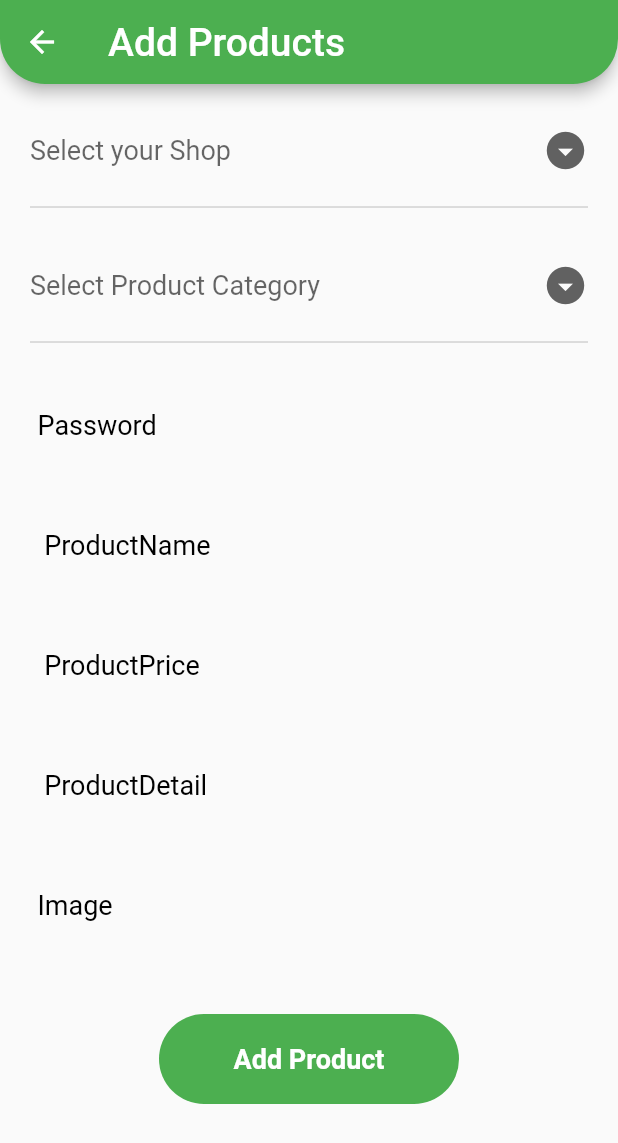
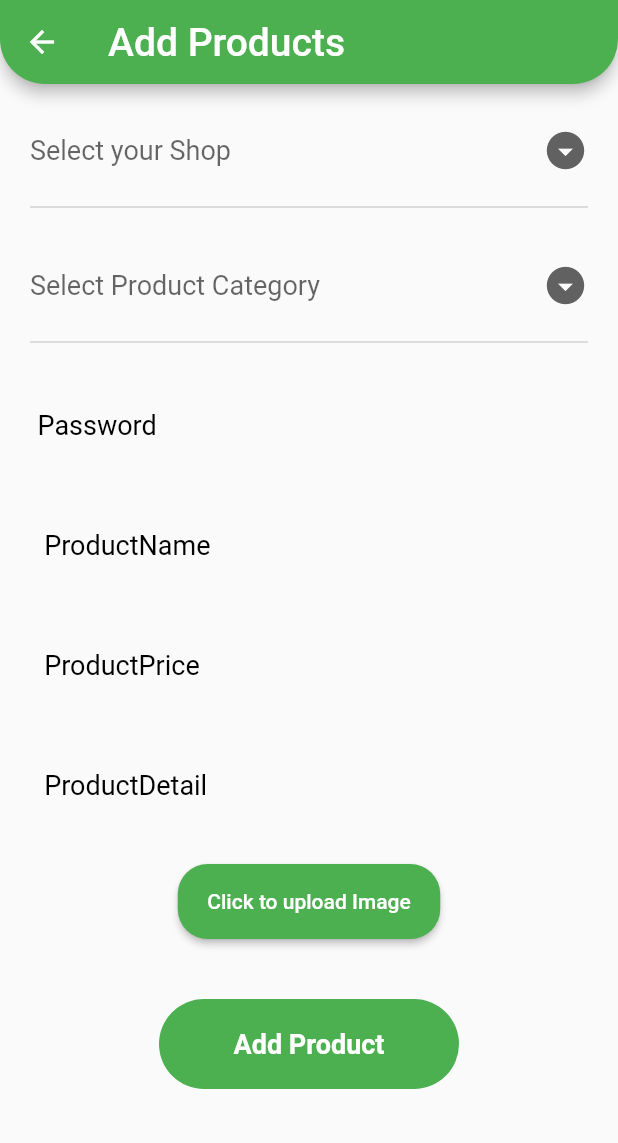
Before and after one commit to soumitrakand7/Tech-Cultivators, a Flutter app: the Add_Product screen opened by its route, after a tap on "Add Product", on a phone screen of 412 x 824 dp. Shown: the top 1143 px of the screen. Run offline on Flutter 3.47's test engine with Material 2 defaults, Android fonts, the light colour scheme and no system bars; our stand-ins replace animate_do, avatar_glow, carousel_slider, cloud_firestore, firebase_auth, firebase_core and 6 more; missing offline and left inert: device_apps, flutter_phone_direct_caller, syncfusion_flutter_pdfviewer; accounts and stored records are empty; network calls fail.

Commit message:
ML integtated

```diff
--- a/tech_cultivators/lib/Sell/Add_Products.dart
+++ b/tech_cultivators/lib/Sell/Add_Products.dart
@@ -1,9 +1,9 @@
 import 'package:cloud_firestore/cloud_firestore.dart';
-// import 'package:dropdownfield/dropdownfield.dart';
+import 'dart:io';
 
-import 'package:flutter/cupertino.dart';
-import 'package:flutter/foundation.dart';
 import 'package:flutter/material.dart';
+import 'package:firebase_storage/firebase_storage.dart';
+import 'package:image_picker/image_picker.dart';
 
 class Add_Product extends StatefulWidget {
   const Add_Product({Key? key}) : super(key: key);
@@ -13,6 +13,9 @@ class Add_Product extends StatefulWidget {
 }
 
 class _Add_ProductState extends State<Add_Product> {
+  String uploadCode = DateTime.now().hashCode.toString();
+  String imageURL =
+      "https://st4.depositphotos.com/14953852/22772/v/600/depositphotos_227725020-stock-illustration-image-available-icon-flat-vector.jpg";
   FirebaseFirestore db = FirebaseFirestore.instance;
   var firestoreDB = FirebaseFirestore.instance.collection("Shpos").snapshots();
   final CollectionReference collectionReference =
@@ -35,6 +38,17 @@ class _Add_ProductState extends State<Add_Product> {
   var SelectedShop;
   bool issale = false;
   String Password = "";
+  XFile? _image;
+  File? imageFile;
+  Future<String> downloadURL(String imageURL) async {
+    String downloadUrl =
+        await FirebaseStorage.instance.ref(imageURL).getDownloadURL();
+    return downloadUrl;
+  }
+
+  String productName = "";
+  int cost = 0;
+  String description = "";
 
   @override
   Widget build(BuildContext context) {
@@ -52,14 +66,14 @@ class _Add_ProductState extends State<Add_Product> {
       appBar: AppBar(
         backgroundColor: Colors.green,
         title: Container(
-          padding: EdgeInsets.only(right: 1, left: 0),
-          child: Text("Add Products",
+          padding: const EdgeInsets.only(right: 1, left: 0),
+          child: const Text("Add Products",
               style: TextStyle(
                 fontSize: 26,
                 fontWeight: FontWeight.w500,
               )),
         ),
-        shape: RoundedRectangleBorder(
+        shape: const RoundedRectangleBorder(
           borderRadius: BorderRadius.only(
             bottomLeft: Radius.circular(30),
             bottomRight: Radius.circular(30),
@@ -71,7 +85,7 @@ class _Add_ProductState extends State<Add_Product> {
           builder: (context, snapshot) {
             return ListView(
               children: [
-                SizedBox(
+                const SizedBox(
                   height: 20,
                 ),
                 Form(
@@ -80,19 +94,21 @@ class _Add_ProductState extends State<Add_Product> {
                       Container(
                         height: 70,
                         width: double.infinity,
-                      padding: EdgeInsets.only(left: 20, right: 20),
+                        padding: const EdgeInsets.only(left: 20, right: 20),
                         decoration: BoxDecoration(
                           borderRadius: BorderRadius.circular(5),
                         ),
                         child: DropdownButton(
-                        hint: Text("Select your Shop",
+                          hint: const Text("Select your Shop",
                               style: TextStyle(fontSize: 18)),
                           value: SelectedShop,
-                        dropdownColor: Color.fromARGB(255, 197, 243, 206),
+                          dropdownColor:
+                              const Color.fromARGB(255, 197, 243, 206),
                           elevation: 20,
                           isExpanded: true,
-                        style: TextStyle(fontSize: 17, color: Colors.black),
-                        icon: Icon(
+                          style: const TextStyle(
+                              fontSize: 17, color: Colors.black),
+                          icon: const Icon(
                             Icons.arrow_drop_down_circle_sharp,
                             size: 30,
                           ),
@@ -106,32 +122,33 @@ class _Add_ProductState extends State<Add_Product> {
                               value: Nursary,
                               child: Text(
                                 Nursary,
-                              style: TextStyle(color: Colors.black),
+                                style: const TextStyle(color: Colors.black),
                               ),
                             );
                           }).toList(),
                         ),
                       ),
                       // ),
-                    SizedBox(
+                      const SizedBox(
                         height: 20,
                       ),
                       Container(
                         height: 70,
                         width: double.infinity,
-                      padding: EdgeInsets.only(left: 20, right: 20),
+                        padding: const EdgeInsets.only(left: 20, right: 20),
                         decoration: BoxDecoration(
                           borderRadius: BorderRadius.circular(5),
                         ),
                         child: DropdownButton(
-                        hint: Text("Select Product Category ",
+                          hint: const Text("Select Product Category ",
                               style: TextStyle(fontSize: 18)),
                           value: SelectedCategory,
                           dropdownColor: Colors.green,
                           elevation: 20,
                           isExpanded: true,
-                        style: TextStyle(fontSize: 17, color: Colors.black),
-                        icon: Icon(
+                          style: const TextStyle(
+                              fontSize: 17, color: Colors.black),
+                          icon: const Icon(
                             Icons.arrow_drop_down_circle_sharp,
                             size: 30,
                           ),
@@ -145,32 +162,31 @@ class _Add_ProductState extends State<Add_Product> {
                               value: Category,
                               child: Text(
                                 Category,
-                              style: TextStyle(color: Colors.black),
+                                style: const TextStyle(color: Colors.black),
                               ),
                             );
                           }).toList(),
                         ),
                       ),
-                    SizedBox(
+                      const SizedBox(
                         height: 20,
                       ),
 
                       data("Password", "Enter password of selected shop", false,
                           _Password),
-                    SizedBox(
+                      const SizedBox(
                         height: 20,
                       ),
-
                       Column(
                         children: [
                           data(" ProductName", "Enter ProductName", false,
                               _productName),
-                        SizedBox(
+                          const SizedBox(
                             height: 20,
                           ),
                           data(" ProductPrice", "Enter Product Price", false,
                               _productPrice),
-                        SizedBox(
+                          const SizedBox(
                             height: 20,
                           ),
                           data(
@@ -178,36 +194,64 @@ class _Add_ProductState extends State<Add_Product> {
                               "Enter deatail description of product",
                               false,
                               _ProductDetail),
-                        SizedBox(
+                          const SizedBox(
                             height: 20,
                           ),
-                        data(
-                          "Image",
-                          "Upload image of product",
-                          false,
-                          _productImage,
+                          ElevatedButton(
+                            onPressed: () async {
+                              setState(() {
+                                productName = _productName.text;
+                                cost = int.parse(_productPrice.text);
+                                description = _ProductDetail.text;
+                              });
+                              var imagefile = await ImagePicker()
+                                  .pickImage(source: ImageSource.camera);
+                              if (imagefile != null) {
+                                if (mounted) {
+                                  setState(() {
+                                    _image = imagefile;
+                                  });
+                                }
+                                await FirebaseStorage.instance
+                                    .ref("Images/$uploadCode")
+                                    .putFile(
+                                      File(imagefile.path),
+                                    );
+                              }
+                            },
+                            child: const Text(
+                              "Click to upload Image",
+                            ),
+                            style: ElevatedButton.styleFrom(
+                              primary: Colors.green,
+                              fixedSize: const Size(175, 50),
+                              shape: RoundedRectangleBorder(
+                                borderRadius: BorderRadius.circular(20),
+                              ),
+                            ),
                           ),
                         ],
                       ),
 
-                    SizedBox(
+                      const SizedBox(
                         height: 20,
                       ),
 
-                    SizedBox(
+                      const SizedBox(
                         height: 20,
                       ),
                       InkWell(
-                      onTap: () {
+                        onTap: () async {
+                          imageURL = await downloadURL("Images/$uploadCode");
                           collectionReference
                               .doc(SelectedShop)
                               .collection(SelectedCategory)
                               .add({
-                          "Product Name": _productName.text,
-                          "Cost": int.parse(_productPrice.text),
-                          "discription": _ProductDetail.text,
+                            "Product Name": productName,
+                            "Cost": cost,
+                            "discription": productName,
+                            "image Url": imageURL
                           });
-
                           SAP(BuildContext, context);
                           //  Navigator.pushNamed(context, '/O_Nursery_List');
                         },
@@ -215,7 +259,7 @@ class _Add_ProductState extends State<Add_Product> {
                           height: 60,
                           width: 200,
                           alignment: Alignment.center,
-                        child: Text(
+                          child: const Text(
                             "Add Product",
                             style: TextStyle(
                                 color: Colors.white,
@@ -228,7 +272,8 @@ class _Add_ProductState extends State<Add_Product> {
                         ),
                       ),
                     ],
-                )),
+                  ),
+                ),
               ],
             );
           }),
@@ -240,7 +285,7 @@ void SAP(BuildContext, Context) {
   var alertDialog = Container(
     decoration: BoxDecoration(borderRadius: BorderRadius.circular(30)),
     child: Container(
-        child: AlertDialog(
+      child: const AlertDialog(
         title: Text(
           'Product Added',
           textAlign: TextAlign.center,
@@ -253,7 +298,8 @@ void SAP(BuildContext, Context) {
           textAlign: TextAlign.center,
         ),
       ),
-      ));
+    ),
+  );
 
   showDialog(
       context: Context,
@@ -271,13 +317,13 @@ Widget data(
   return Container(
     height: 60,
     width: double.infinity,
-    padding: EdgeInsets.all(5),
+    padding: const EdgeInsets.all(5),
     decoration: BoxDecoration(
       borderRadius: BorderRadius.circular(5),
     ),
     child: TextFormField(
       controller: z,
-      style: TextStyle(fontSize: 15),
+      style: const TextStyle(fontSize: 15),
       validator: (value) {
         if (value!.isEmpty) {
           return "please Enter some text";
@@ -286,13 +332,13 @@ Widget data(
       decoration: InputDecoration(
           border: InputBorder.none,
           labelText: labelText,
-          labelStyle: TextStyle(color: Colors.black, fontSize: 18),
+          labelStyle: const TextStyle(color: Colors.black, fontSize: 18),
           focusedBorder: OutlineInputBorder(
               borderRadius: BorderRadius.circular(10),
-              borderSide: BorderSide(color: Colors.amber, width: 2)),
+              borderSide: const BorderSide(color: Colors.amber, width: 2)),
           // prefixIcon: myicon,
           hintText: hintText,
-          contentPadding: EdgeInsets.symmetric(horizontal: 20)),
+          contentPadding: const EdgeInsets.symmetric(horizontal: 20)),
     ),
   );
 }
```
Also changed, not shown: tech_cultivators/lib/Authentication/Registration.dart (+30 -30 lines), tech_cultivators/lib/Disease_detection/detection.dart (+60 -40 lines), tech_cultivators/pubspec.lock, 2 other files. Lines whose indentation alone changed are shown as unchanged.
